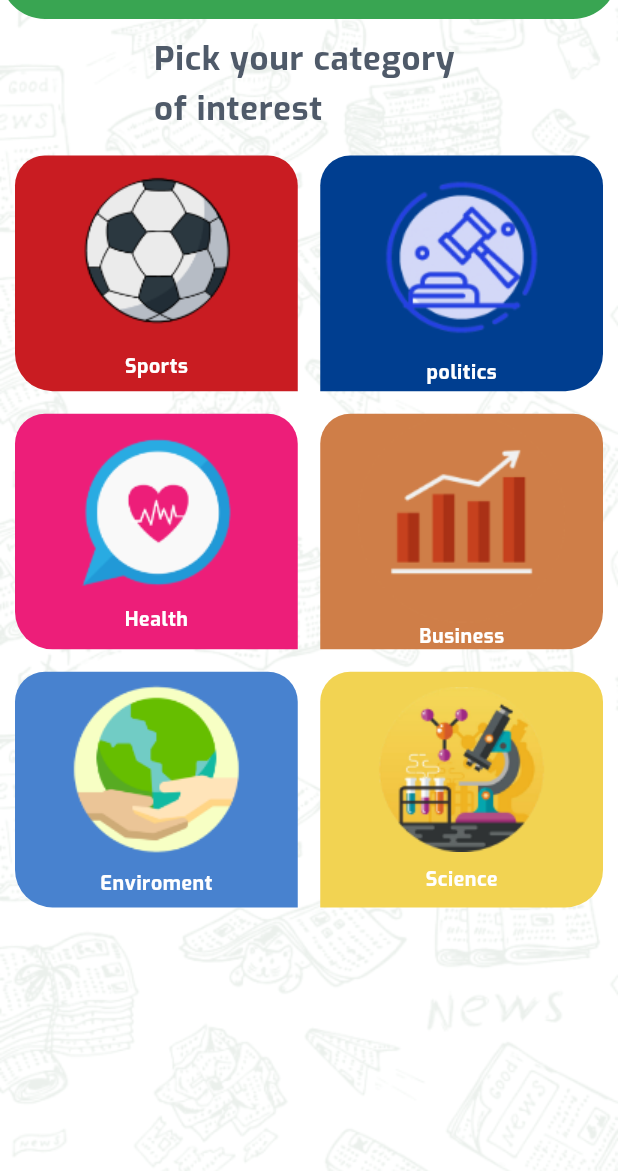
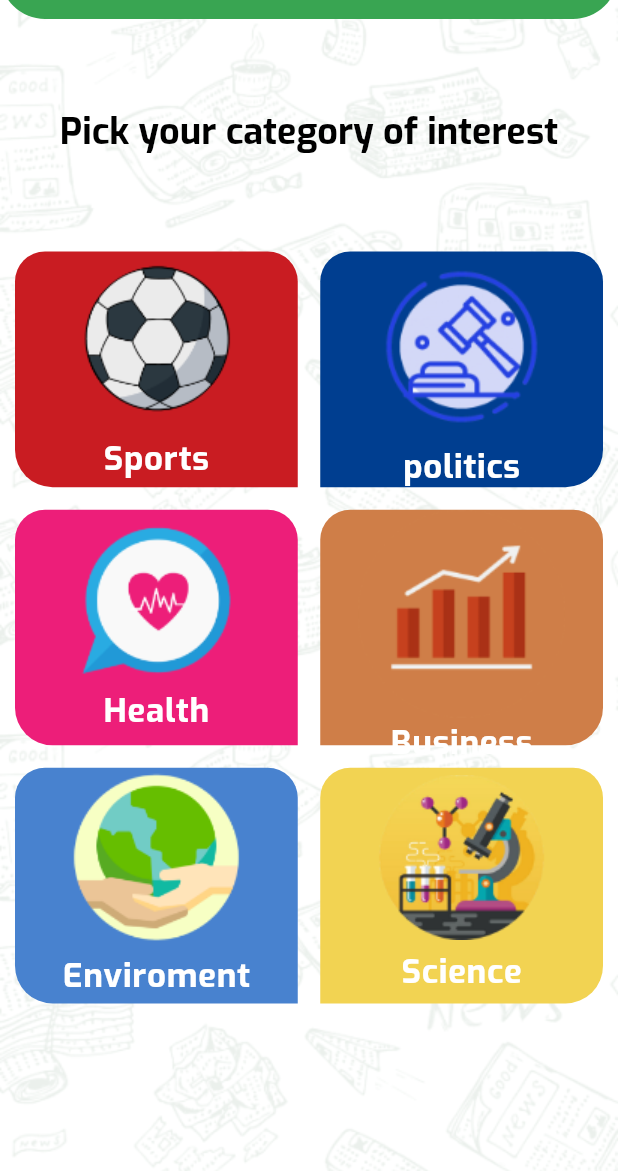
Before and after one commit to OmarTheOis/news, a Flutter app: the screen it shows after launch, in the side drawer, after a tap on "categries", on a phone screen of 412 x 824 dp, the part 65-1236 px from its top. Run offline on Flutter 3.47's test engine with Material 3 defaults, Android fonts, the phone set to English and light mode, and no system bars; missing offline and left inert: dart:ffi.

Commit message:
*finishing news app

```diff
--- a/lib/core/config/app-theme.dart
+++ b/lib/core/config/app-theme.dart
@@ -34,7 +34,7 @@ class Appthemes{
         ),
         bodyMedium: TextStyle(
           fontFamily: "Exo",
-          fontWeight: FontWeight.bold,
+          //fontWeight: FontWeight.bold,
           fontSize: 14,
           color: Colors.white,
         ),
--- a/lib/core/config/page_route_name.dart
+++ b/lib/core/config/page_route_name.dart
@@ -2,5 +2,5 @@ class PageRouteName{
   static const String initial="/";
   static const String homescreen="homescreen";
   static const String setting="settingsscreen";
-
+  static const String news="newsscreen";
 }
--- a/lib/model/articel_model.dart
+++ b/lib/model/articel_model.dart
@@ -1,12 +1,15 @@
+import 'dart:convert';
+
 import 'package:newsapp/model/sources_model.dart';
 
 class ArticelsModel {
-  final SourcesModel source;
-  String id;
-  String title;
-  String description;
-  String image;
-  String date;
+   SourcesModel source;
+   String id;
+   String title;
+   String description;
+   String image;
+   String date;
+   String url;
 
   ArticelsModel(
       {required this.source,
@@ -14,13 +17,18 @@ class ArticelsModel {
       required this.title,
       required this.description,
       required this.image,
-      required this.date});
+      required this.date,
+       required this.url,
+      });
 
-  factory ArticelsModel.fromJson(Map<String, dynamic> json) => ArticelsModel(
+  factory ArticelsModel.fromJson(Map< String, dynamic> json) => ArticelsModel(
       source: SourcesModel.fromJSON(json["source"]),
       id: json["id"]??" ",
       title: json["title"]?? " ",
       description: json["description"]?? " ",
       image: json["urlToImage"]?? " ",
-      date: json["publishedAt"]?? " ");
+      date: json["publishedAt"]?? " ",
+      url:  json["url"]??""
+  );
+
 }
--- a/lib/pages/home/pages/homescreen.dart
+++ b/lib/pages/home/pages/homescreen.dart
@@ -55,7 +55,7 @@ class _homescreenState extends State<homescreen> {
     void oncatgoryclicked(CategoryModel categorymodel) {
 
       selectcategory = categorymodel;
-      apimanager.fetchDataSources(selectcategory!.id);
+      apimanager.fetchDataArticels("bbc-sport");
       setState(() {});
     }
 
@@ -71,7 +71,7 @@ class _homescreenState extends State<homescreen> {
         appBar: AppBar(
           leadingWidth: 100,
           title: Text(
-            selectcategory == null ? "News App" : selectcategory!.id,
+            selectcategory == null ? "News App" : selectcategory!.title,
             style: constants.theme.textTheme.titleLarge,
           ),
         ),
@@ -82,11 +82,15 @@ class _homescreenState extends State<homescreen> {
             ? Padding(
                 padding: EdgeInsets.all(10),
                 child: Column(
+
                   children: [
-                    Text(
-                      "Pick your category \nof interest",
-                      style: constants.theme.textTheme.bodyLarge?.copyWith(
-                        color: Color(0XFF4F5A69),
+                    Padding(
+                      padding: EdgeInsets.symmetric(vertical: 50),
+                      child: Text(
+                        "Pick your category of interest",
+                        style: constants.theme.textTheme.titleLarge?.copyWith(
+                          color: Colors.black,
+                        ),
                       ),
                     ),
                     Expanded(
--- a/lib/pages/home/widgets/custom_drawer.dart
+++ b/lib/pages/home/widgets/custom_drawer.dart
@@ -48,28 +48,7 @@ class drawer extends StatelessWidget {
               ),
             ),
           ),
-          InkWell(
-            onTap: (){
-              navigatorkey.currentState!.pushReplacementNamed(PageRouteName.setting);
-            },
-            child: Padding(
-              padding: EdgeInsets.only(
-                left: 10,
-                right: 15,
-                top: 25,
-                bottom: 10,
-              ),
-              child: Row(
-                children: [
-                  Icon(Icons.settings,size: 25,color: Colors.black,),
-                  SizedBox(width: 10,),
-                  Text("settings",style: constants.theme.textTheme.bodyLarge?.copyWith(color: Colors.black),)
 
-
-                ],
-              ),
-            ),
-          )
         ],
       ),
 
--- a/lib/pages/home/widgets/custom_item.dart
+++ b/lib/pages/home/widgets/custom_item.dart
@@ -27,6 +27,7 @@ class customitem extends StatelessWidget {
               topRight: Radius.circular(20),
               bottomRight:index%2==0? Radius.circular(0):Radius.circular(25),
               bottomLeft: index%2==0? Radius.circular(25):Radius.circular(0),
+
             )
         ),
         child: Column(
@@ -34,7 +35,7 @@ class customitem extends StatelessWidget {
           crossAxisAlignment: CrossAxisAlignment.center,
           children: [
             Image.asset(categoryModel.image,fit: BoxFit.cover,),
-            Text(categoryModel.title,style: constants.theme.textTheme.bodySmall,)
+            Text(categoryModel.title,style: constants.theme.textTheme.bodyLarge,)
           ],
         ),
       ),
--- a/pubspec.yaml
+++ b/pubspec.yaml
@@ -36,7 +36,7 @@ dependencies:
   # Use with the CupertinoIcons class for iOS style icons.
   cupertino_icons: ^1.0.2
   http: ^1.1.0
-
+  url_launcher: ^6.0.0
 dev_dependencies:
   flutter_test:
     sdk: flutter
```
Also changed, not shown: lib/core/widgets/category_view.dart (+41 -21 lines), pubspec.lock.
